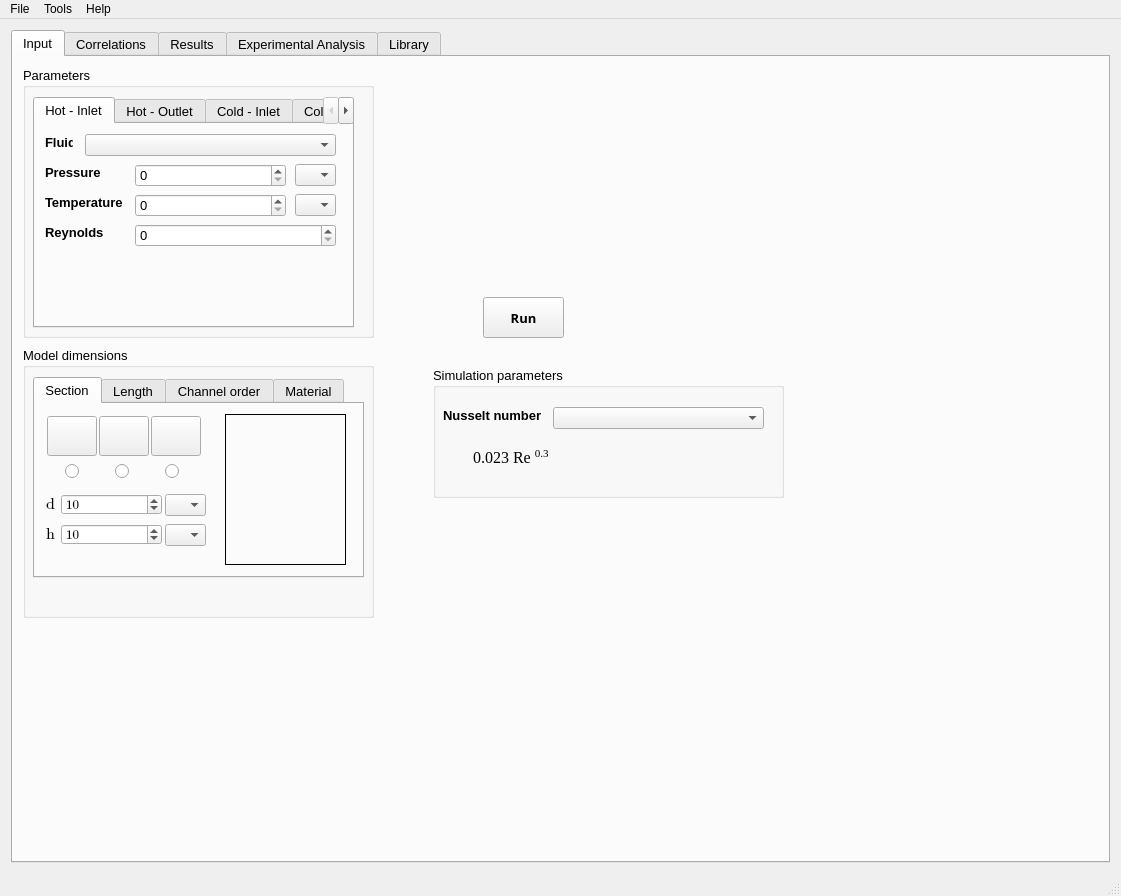
Before: the Qt Designer form mainwindow.ui in ateixeira0163/PCHE, drawn with Qt 5.
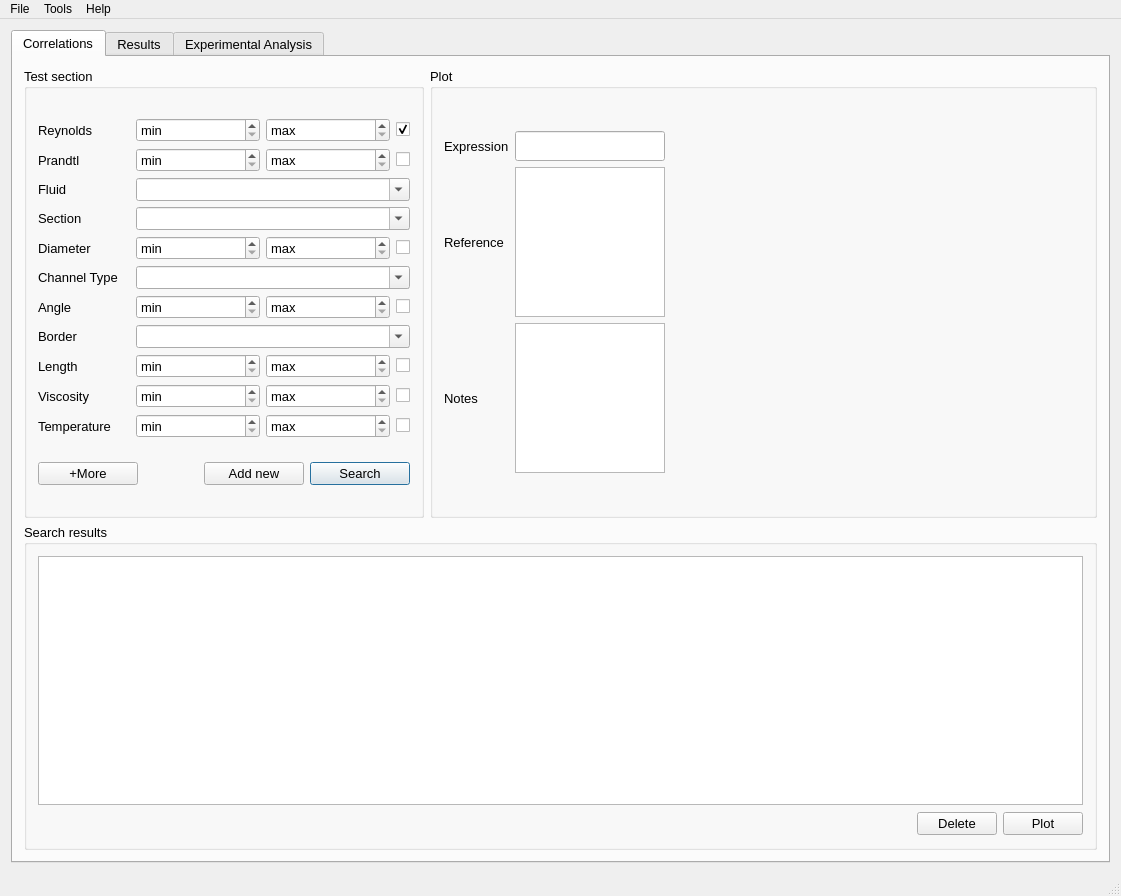
After: the same form once the commit is applied. The open tabs and pages were chosen to show the change. Icons and pictures are not drawn. Custom widgets are drawn as their Qt base class.

Commit message: - Deleted input tab and added dynamic fluid add (in course)

```diff
--- a/mainwindow.ui
+++ b/mainwindow.ui
@@ -37,872 +37,6 @@
       <property name="elideMode">
        <enum>Qt::ElideNone</enum>
       </property>
-      <widget class="QWidget" name="inputTab">
-       <attribute name="title">
-        <string>Input</string>
-       </attribute>
-       <widget class="QGroupBox" name="inputParametersBox">
-        <property name="geometry">
-         <rect>
-          <x>10</x>
-          <y>10</y>
-          <width>351</width>
-          <height>271</height>
-         </rect>
-        </property>
-        <property name="contextMenuPolicy">
-         <enum>Qt::DefaultContextMenu</enum>
-        </property>
-        <property name="title">
-         <string>Parameters</string>
-        </property>
-        <widget class="QTabWidget" name="tabWidget_2">
-         <property name="geometry">
-          <rect>
-           <x>10</x>
-           <y>30</y>
-           <width>321</width>
-           <height>231</height>
-          </rect>
-         </property>
-         <property name="autoFillBackground">
-          <bool>false</bool>
-         </property>
-         <property name="tabShape">
-          <enum>QTabWidget::Rounded</enum>
-         </property>
-         <property name="currentIndex">
-          <number>0</number>
-         </property>
-         <widget class="QWidget" name="tab">
-          <attribute name="title">
-           <string>Hot - Inlet</string>
-          </attribute>
-          <widget class="QDoubleSpinBox" name="reHotInlet">
-           <property name="geometry">
-            <rect>
-             <x>100</x>
-             <y>100</y>
-             <width>201</width>
-             <height>23</height>
-            </rect>
-           </property>
-           <property name="decimals">
-            <number>0</number>
-           </property>
-          </widget>
-          <widget class="QComboBox" name="comboBoxHotP">
-           <property name="geometry">
-            <rect>
-             <x>260</x>
-             <y>40</y>
-             <width>41</width>
-             <height>22</height>
-            </rect>
-           </property>
-          </widget>
-          <widget class="QDoubleSpinBox" name="tHotInlet">
-           <property name="geometry">
-            <rect>
-             <x>100</x>
-             <y>70</y>
-             <width>151</width>
-             <height>23</height>
-            </rect>
-           </property>
-           <property name="decimals">
-            <number>0</number>
-           </property>
-          </widget>
-          <widget class="QComboBox" name="comboBoxHotT">
-           <property name="geometry">
-            <rect>
-             <x>260</x>
-             <y>70</y>
-             <width>41</width>
-             <height>22</height>
-            </rect>
-           </property>
-          </widget>
-          <widget class="QLabel" name="label_6">
-           <property name="geometry">
-            <rect>
-             <x>10</x>
-             <y>100</y>
-             <width>84</width>
-             <height>16</height>
-            </rect>
-           </property>
-           <property name="font">
-            <font>
-             <pointsize>10</pointsize>
-             <weight>75</weight>
-             <bold>true</bold>
-            </font>
-           </property>
-           <property name="text">
-            <string>Reynolds</string>
-           </property>
-          </widget>
-          <widget class="QLabel" name="label_3">
-           <property name="geometry">
-            <rect>
-             <x>10</x>
-             <y>40</y>
-             <width>58</width>
-             <height>16</height>
-            </rect>
-           </property>
-           <property name="font">
-            <font>
-             <pointsize>10</pointsize>
-             <weight>75</weight>
-             <bold>true</bold>
-            </font>
-           </property>
-           <property name="text">
-            <string>Pressure</string>
-           </property>
-          </widget>
-          <widget class="QDoubleSpinBox" name="pHotInlet">
-           <property name="geometry">
-            <rect>
-             <x>100</x>
-             <y>40</y>
-             <width>151</width>
-             <height>23</height>
-            </rect>
-           </property>
-           <property name="decimals">
-            <number>0</number>
-           </property>
-          </widget>
-          <widget class="QLabel" name="label_4">
-           <property name="geometry">
-            <rect>
-             <x>10</x>
-             <y>70</y>
-             <width>84</width>
-             <height>16</height>
-            </rect>
-           </property>
-           <property name="font">
-            <font>
-             <pointsize>10</pointsize>
-             <weight>75</weight>
-             <bold>true</bold>
-            </font>
-           </property>
-           <property name="text">
-            <string>Temperature</string>
-           </property>
-          </widget>
-          <widget class="QComboBox" name="comboBoxHotFluid">
-           <property name="geometry">
-            <rect>
-             <x>50</x>
-             <y>10</y>
-             <width>251</width>
-             <height>22</height>
-            </rect>
-           </property>
-          </widget>
-          <widget class="QLabel" name="label">
-           <property name="geometry">
-            <rect>
-             <x>10</x>
-             <y>10</y>
-             <width>28</width>
-             <height>16</height>
-            </rect>
-           </property>
-           <property name="font">
-            <font>
-             <pointsize>10</pointsize>
-             <weight>75</weight>
-             <bold>true</bold>
-            </font>
-           </property>
-           <property name="text">
-            <string>Fluid</string>
-           </property>
-          </widget>
-         </widget>
-         <widget class="QWidget" name="tab_2">
-          <attribute name="title">
-           <string>Hot - Outlet</string>
-          </attribute>
-          <widget class="QComboBox" name="comboBoxHotPOut">
-           <property name="geometry">
-            <rect>
-             <x>260</x>
-             <y>20</y>
-             <width>41</width>
-             <height>22</height>
-            </rect>
-           </property>
-          </widget>
-          <widget class="QLabel" name="label_5">
-           <property name="geometry">
-            <rect>
-             <x>10</x>
-             <y>20</y>
-             <width>58</width>
-             <height>16</height>
-            </rect>
-           </property>
-           <property name="font">
-            <font>
-             <pointsize>10</pointsize>
-             <weight>75</weight>
-             <bold>true</bold>
-            </font>
-           </property>
-           <property name="text">
-            <string>Pressure</string>
-           </property>
-          </widget>
-          <widget class="QDoubleSpinBox" name="pHotOut">
-           <property name="geometry">
-            <rect>
-             <x>100</x>
-             <y>20</y>
-             <width>151</width>
-             <height>23</height>
-            </rect>
-           </property>
-           <property name="decimals">
-            <number>0</number>
-           </property>
-          </widget>
-         </widget>
-         <widget class="QWidget" name="tab_3">
-          <attribute name="title">
-           <string>Cold - Inlet</string>
-          </attribute>
-          <widget class="QDoubleSpinBox" name="reColdInlet">
-           <property name="geometry">
-            <rect>
-             <x>100</x>
-             <y>100</y>
-             <width>201</width>
-             <height>23</height>
-            </rect>
-           </property>
-           <property name="decimals">
-            <number>0</number>
-           </property>
-          </widget>
-          <widget class="QLabel" name="label_15">
-           <property name="geometry">
-            <rect>
-             <x>10</x>
-             <y>100</y>
-             <width>84</width>
-             <height>16</height>
-            </rect>
-           </property>
-           <property name="font">
-            <font>
-             <pointsize>10</pointsize>
-             <weight>75</weight>
-             <bold>true</bold>
-            </font>
-           </property>
-           <property name="text">
-            <string>Reynolds</string>
-           </property>
-          </widget>
-          <widget class="QDoubleSpinBox" name="pColdInlet">
-           <property name="geometry">
-            <rect>
-             <x>100</x>
-             <y>40</y>
-             <width>151</width>
-             <height>23</height>
-            </rect>
-           </property>
-           <property name="decimals">
-            <number>0</number>
-           </property>
-          </widget>
-          <widget class="QComboBox" name="comboBoxColdP">
-           <property name="geometry">
-            <rect>
-             <x>260</x>
-             <y>40</y>
-             <width>41</width>
-             <height>22</height>
-            </rect>
-           </property>
-          </widget>
-          <widget class="QLabel" name="label_11">
-           <property name="geometry">
-            <rect>
-             <x>10</x>
-             <y>10</y>
-             <width>28</width>
-             <height>16</height>
-            </rect>
-           </property>
-           <property name="font">
-            <font>
-             <pointsize>10</pointsize>
-             <weight>75</weight>
-             <bold>true</bold>
-            </font>
-           </property>
-           <property name="text">
-            <string>Fluid</string>
-           </property>
-          </widget>
-          <widget class="QDoubleSpinBox" name="tColdInlet">
-           <property name="geometry">
-            <rect>
-             <x>100</x>
-             <y>70</y>
-             <width>151</width>
-             <height>23</height>
-            </rect>
-           </property>
-           <property name="decimals">
-            <number>0</number>
-           </property>
-          </widget>
-          <widget class="QComboBox" name="comboBoxColdFluid">
-           <property name="geometry">
-            <rect>
-             <x>50</x>
-             <y>10</y>
-             <width>251</width>
-             <height>22</height>
-            </rect>
-           </property>
-          </widget>
-          <widget class="QLabel" name="label_13">
-           <property name="geometry">
-            <rect>
-             <x>10</x>
-             <y>70</y>
-             <width>84</width>
-             <height>16</height>
-            </rect>
-           </property>
-           <property name="font">
-            <font>
-             <pointsize>10</pointsize>
-             <weight>75</weight>
-             <bold>true</bold>
-            </font>
-           </property>
-           <property name="text">
-            <string>Temperature</string>
-           </property>
-          </widget>
-          <widget class="QLabel" name="label_12">
-           <property name="geometry">
-            <rect>
-             <x>10</x>
-             <y>40</y>
-             <width>58</width>
-             <height>16</height>
-            </rect>
-           </property>
-           <property name="font">
-            <font>
-             <pointsize>10</pointsize>
-             <weight>75</weight>
-             <bold>true</bold>
-            </font>
-           </property>
-           <property name="text">
-            <string>Pressure</string>
-           </property>
-          </widget>
-          <widget class="QComboBox" name="comboBoxColdT">
-           <property name="geometry">
-            <rect>
-             <x>260</x>
-             <y>70</y>
-             <width>41</width>
-             <height>22</height>
-            </rect>
-           </property>
-          </widget>
-         </widget>
-         <widget class="QWidget" name="tab_5">
-          <attribute name="title">
-           <string>Cold - Outlet</string>
-          </attribute>
-          <widget class="QComboBox" name="comboBoxColdPOutlet">
-           <property name="geometry">
-            <rect>
-             <x>260</x>
-             <y>20</y>
-             <width>41</width>
-             <height>22</height>
-            </rect>
-           </property>
-          </widget>
-          <widget class="QLabel" name="label_14">
-           <property name="geometry">
-            <rect>
-             <x>10</x>
-             <y>20</y>
-             <width>58</width>
-             <height>16</height>
-            </rect>
-           </property>
-           <property name="font">
-            <font>
-             <pointsize>10</pointsize>
-             <weight>75</weight>
-             <bold>true</bold>
-            </font>
-           </property>
-           <property name="text">
-            <string>Pressure</string>
-           </property>
-          </widget>
-          <widget class="QDoubleSpinBox" name="pColdOutlet">
-           <property name="geometry">
-            <rect>
-             <x>100</x>
-             <y>20</y>
-             <width>151</width>
-             <height>23</height>
-            </rect>
-           </property>
-           <property name="decimals">
-            <number>0</number>
-           </property>
-          </widget>
-         </widget>
-        </widget>
-       </widget>
-       <widget class="QGroupBox" name="sectionTypeBox">
-        <property name="geometry">
-         <rect>
-          <x>10</x>
-          <y>290</y>
-          <width>351</width>
-          <height>271</height>
-         </rect>
-        </property>
-        <property name="title">
-         <string>Model dimensions</string>
-        </property>
-        <widget class="QTabWidget" name="tabWidget_3">
-         <property name="geometry">
-          <rect>
-           <x>10</x>
-           <y>30</y>
-           <width>331</width>
-           <height>201</height>
-          </rect>
-         </property>
-         <property name="currentIndex">
-          <number>3</number>
-         </property>
-         <widget class="QWidget" name="tab_6">
-          <attribute name="title">
-           <string>Section</string>
-          </attribute>
-          <widget class="QComboBox" name="comboBoxH">
-           <property name="geometry">
-            <rect>
-             <x>130</x>
-             <y>120</y>
-             <width>41</width>
-             <height>22</height>
-            </rect>
-           </property>
-           <property name="currentText">
-            <string/>
-           </property>
-           <property name="currentIndex">
-            <number>-1</number>
-           </property>
-           <property name="sizeAdjustPolicy">
-            <enum>QComboBox::AdjustToMinimumContentsLengthWithIcon</enum>
-           </property>
-          </widget>
-          <widget class="QRadioButton" name="radioButtonSemiCirc">
-           <property name="geometry">
-            <rect>
-             <x>130</x>
-             <y>60</y>
-             <width>14</width>
-             <height>15</height>
-            </rect>
-           </property>
-           <property name="text">
-            <string/>
-           </property>
-          </widget>
-          <widget class="QDoubleSpinBox" name="sectionHMesure">
-           <property name="geometry">
-            <rect>
-             <x>26</x>
-             <y>120</y>
-             <width>101</width>
-             <height>21</height>
-            </rect>
-           </property>
-           <property name="font">
-            <font>
-             <family>Cambria Math</family>
-             <pointsize>10</pointsize>
-            </font>
-           </property>
-           <property name="decimals">
-            <number>0</number>
-           </property>
-           <property name="value">
-            <double>10.000000000000000</double>
-           </property>
-          </widget>
-          <widget class="QPushButton" name="rectangleButton">
-           <property name="geometry">
-            <rect>
-             <x>12</x>
-             <y>12</y>
-             <width>50</width>
-             <height>40</height>
-            </rect>
-           </property>
-           <property name="styleSheet">
-            <string notr="true">background-image: url(:/semiCircularSection.png);
-background: none;
-background-repeat: none;
-</string>
-           </property>
-           <property name="text">
-            <string/>
-           </property>
-           <property name="icon">
-            <iconset resource="images.qrc">
-             <normaloff>:/rectangleSection.png</normaloff>:/rectangleSection.png</iconset>
-           </property>
-           <property name="iconSize">
-            <size>
-             <width>32</width>
-             <height>32</height>
-            </size>
-           </property>
-          </widget>
-          <widget class="QRadioButton" name="radioButtonCirc">
-           <property name="geometry">
-            <rect>
-             <x>80</x>
-             <y>60</y>
-             <width>14</width>
-             <height>15</height>
-            </rect>
-           </property>
-           <property name="text">
-            <string/>
-           </property>
-          </widget>
-          <widget class="QPushButton" name="semiCircularButton">
-           <property name="geometry">
-            <rect>
-             <x>116</x>
-             <y>12</y>
-             <width>50</width>
-             <height>40</height>
-            </rect>
-           </property>
-           <property name="styleSheet">
-            <string notr="true">background-image: url(:/semiCircularSection.png);
-background: none;
-background-repeat: none;
-</string>
-           </property>
-           <property name="text">
-            <string/>
-           </property>
-           <property name="icon">
-            <iconset resource="images.qrc">
-             <normaloff>:/semiCircularSection.png</normaloff>:/semiCircularSection.png</iconset>
-           </property>
-           <property name="iconSize">
-            <size>
-             <width>32</width>
-             <height>32</height>
-            </size>
-           </property>
-          </widget>
-          <widget class="QLabel" name="labelChosenFrame">
-           <property name="geometry">
-            <rect>
-             <x>190</x>
-             <y>10</y>
-             <width>121</width>
-             <height>151</height>
-            </rect>
-           </property>
-           <property name="frameShape">
-            <enum>QFrame::Box</enum>
-           </property>
-           <property name="text">
-            <string/>
-           </property>
-           <property name="indent">
-            <number>0</number>
-           </property>
-          </widget>
-          <widget class="QLabel" name="labelDSection">
-           <property name="geometry">
-            <rect>
-             <x>11</x>
-             <y>90</y>
-             <width>16</width>
-             <height>21</height>
-            </rect>
-           </property>
-           <property name="font">
-            <font>
-             <family>Cambria Math</family>
-             <pointsize>12</pointsize>
-            </font>
-           </property>
-           <property name="text">
-            <string>d</string>
-           </property>
-          </widget>
-          <widget class="QRadioButton" name="radioButtonRect">
-           <property name="geometry">
-            <rect>
-             <x>30</x>
-             <y>60</y>
-             <width>14</width>
-             <height>15</height>
-            </rect>
-           </property>
-           <property name="text">
-            <string/>
-           </property>
-          </widget>
-          <widget class="QDoubleSpinBox" name="sectionDMesure">
-           <property name="geometry">
-            <rect>
-             <x>26</x>
-             <y>90</y>
-             <width>101</width>
-             <height>21</height>
-            </rect>
-           </property>
-           <property name="font">
-            <font>
-             <family>Cambria Math</family>
-             <pointsize>10</pointsize>
-            </font>
-           </property>
-           <property name="decimals">
-            <number>0</number>
-           </property>
-           <property name="value">
-            <double>10.000000000000000</double>
-           </property>
-          </widget>
-          <widget class="QLabel" name="labelHSection">
-           <property name="geometry">
-            <rect>
-             <x>11</x>
-             <y>120</y>
-             <width>16</width>
-             <height>21</height>
-            </rect>
-           </property>
-           <property name="font">
-            <font>
-             <family>Cambria Math</family>
-             <pointsize>12</pointsize>
-            </font>
-           </property>
-           <property name="text">
-            <string>h</string>
-           </property>
-          </widget>
-          <widget class="QPushButton" name="circularButton">
-           <property name="geometry">
-            <rect>
-             <x>64</x>
-             <y>12</y>
-             <width>50</width>
-             <height>40</height>
-            </rect>
-           </property>
-           <property name="styleSheet">
-            <string notr="true">background-image: url(:/semiCircularSection.png);
-background: none;
-background-repeat: none;
-</string>
-           </property>
-           <property name="text">
-            <string/>
-           </property>
-           <property name="icon">
-            <iconset resource="images.qrc">
-             <normaloff>:/circularSection.png</normaloff>:/circularSection.png</iconset>
-           </property>
-           <property name="iconSize">
-            <size>
-             <width>32</width>
-             <height>32</height>
-            </size>
-           </property>
-          </widget>
-          <widget class="QComboBox" name="comboBoxD">
-           <property name="geometry">
-            <rect>
-             <x>130</x>
-             <y>90</y>
-             <width>41</width>
-             <height>22</height>
-            </rect>
-           </property>
-           <property name="currentText">
-            <string/>
-           </property>
-          </widget>
-         </widget>
-         <widget class="QWidget" name="tab_7">
-          <attribute name="title">
-           <string>Length</string>
-          </attribute>
-          <widget class="QLabel" name="label_17">
-           <property name="geometry">
-            <rect>
-             <x>60</x>
-             <y>70</y>
-             <width>184</width>
-             <height>13</height>
-            </rect>
-           </property>
-           <property name="text">
-            <string>Add infos about angle and total lenght</string>
-           </property>
-          </widget>
-         </widget>
-         <widget class="QWidget" name="tab_8">
-          <attribute name="title">
-           <string>Channel order</string>
-          </attribute>
-          <widget class="QLabel" name="label_18">
-           <property name="geometry">
-            <rect>
-             <x>40</x>
-             <y>60</y>
-             <width>271</width>
-             <height>51</height>
-            </rect>
-           </property>
-           <property name="text">
-            <string>Add informations about the channels order:
- Hot Cold/ Hot Cold Hot/ Cold Hot Cold And dimensions</string>
-           </property>
-          </widget>
-         </widget>
-         <widget class="QWidget" name="tab_9">
-          <attribute name="title">
-           <string>Material</string>
-          </attribute>
-         </widget>
-        </widget>
-       </widget>
-       <widget class="QPushButton" name="runButton">
-        <property name="geometry">
-         <rect>
-          <x>470</x>
-          <y>240</y>
-          <width>81</width>
-          <height>41</height>
-         </rect>
-        </property>
-        <property name="font">
-         <font>
-          <family>Arial Black</family>
-          <weight>75</weight>
-          <bold>true</bold>
-         </font>
-        </property>
-        <property name="text">
-         <string>Run</string>
-        </property>
-       </widget>
-       <widget class="QGroupBox" name="inputParametersBox_2">
-        <property name="geometry">
-         <rect>
-          <x>420</x>
-          <y>310</y>
-          <width>351</width>
-          <height>131</height>
-         </rect>
-        </property>
-        <property name="contextMenuPolicy">
-         <enum>Qt::DefaultContextMenu</enum>
-        </property>
-        <property name="title">
-         <string>Simulation parameters</string>
-        </property>
-        <widget class="QLabel" name="label_16">
-         <property name="geometry">
-          <rect>
-           <x>10</x>
-           <y>40</y>
-           <width>101</width>
-           <height>16</height>
-          </rect>
-         </property>
-         <property name="font">
-          <font>
-           <pointsize>10</pointsize>
-           <weight>75</weight>
-           <bold>true</bold>
-          </font>
-         </property>
-         <property name="text">
-          <string>Nusselt number</string>
-         </property>
-        </widget>
-        <widget class="QComboBox" name="comboBoxNu">
-         <property name="geometry">
-          <rect>
-           <x>120</x>
-           <y>40</y>
-           <width>211</width>
-           <height>22</height>
-          </rect>
-         </property>
-        </widget>
-        <widget class="QLabel" name="nusseltLabel">
-         <property name="geometry">
-          <rect>
-           <x>40</x>
-           <y>70</y>
-           <width>241</width>
-           <height>41</height>
-          </rect>
-         </property>
-         <property name="font">
-          <font>
-           <family>Times New Roman</family>
-           <pointsize>12</pointsize>
-           <weight>50</weight>
-           <bold>false</bold>
-          </font>
-         </property>
-         <property name="text">
-          <string>0.023 Re &lt;sup&gt;0.3&lt;/sup&gt;</string>
-         </property>
-         <property name="wordWrap">
-          <bool>false</bool>
-         </property>
-        </widget>
-       </widget>
-      </widget>
       <widget class="QWidget" name="tab_4">
        <attribute name="title">
         <string>Correlations</string>
@@ -2221,24 +1355,6 @@
         </item>
        </layout>
       </widget>
-      <widget class="QWidget" name="libraryTab">
-       <attribute name="title">
-        <string>Library</string>
-       </attribute>
-       <widget class="ctkRangeSlider" name="horizontalSlider">
-        <property name="geometry">
-         <rect>
-          <x>250</x>
-          <y>380</y>
-          <width>160</width>
-          <height>16</height>
-         </rect>
-        </property>
-        <property name="orientation">
-         <enum>Qt::Horizontal</enum>
-        </property>
-       </widget>
-      </widget>
      </widget>
     </item>
    </layout>
```
Left out of the diff: 37 changed lines with no effect on the pictures. The commit also changes 6 other files.
